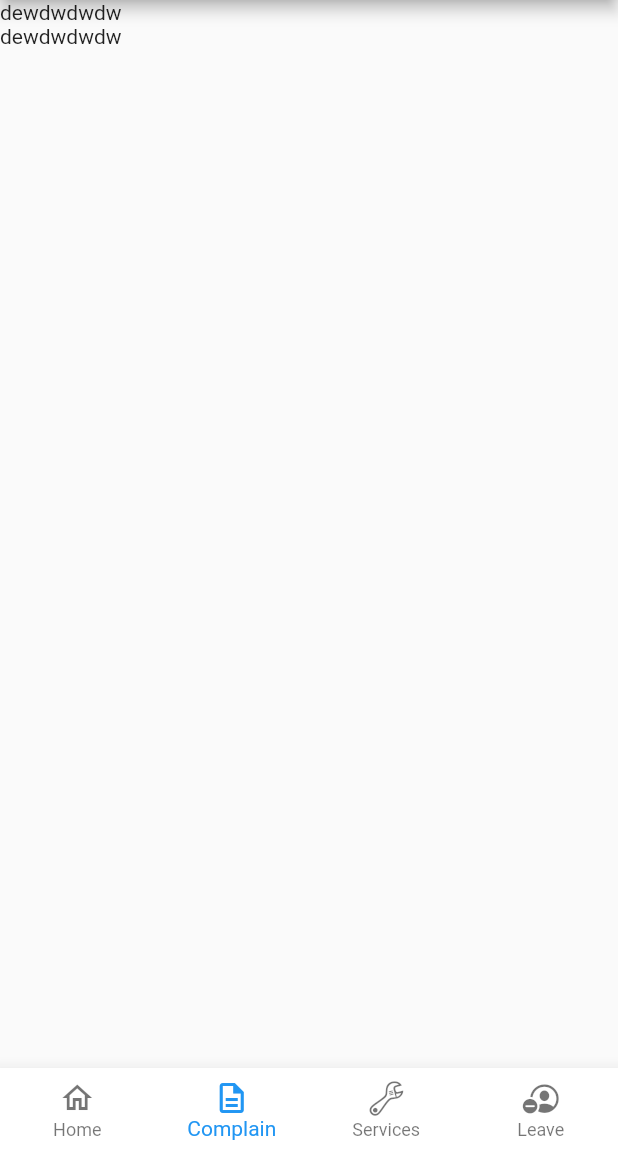
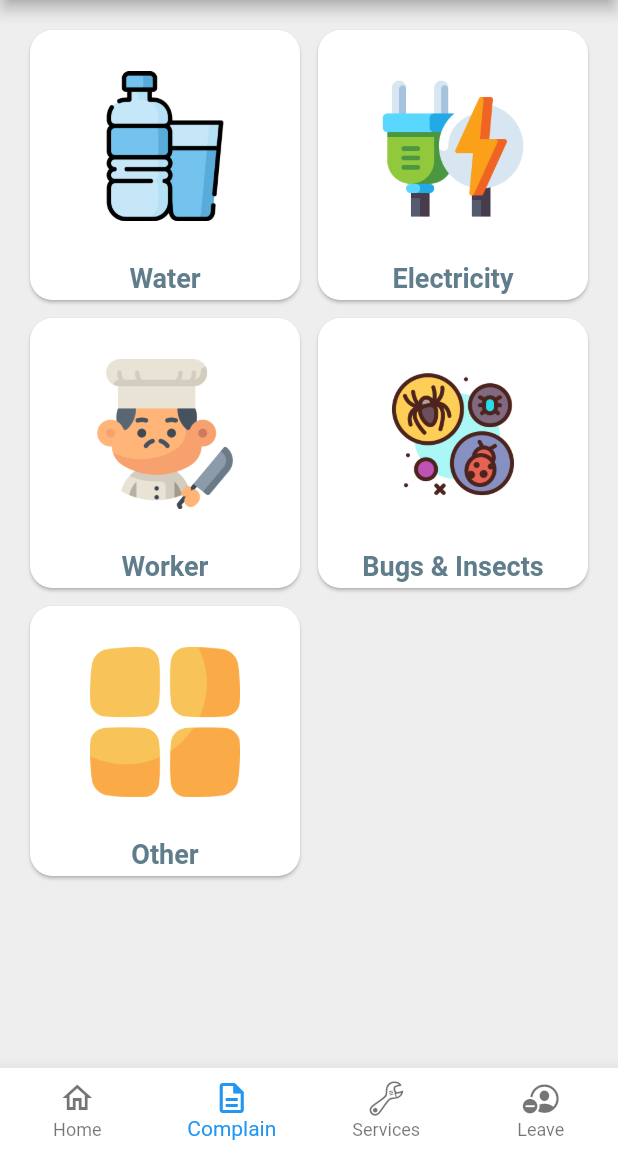
Before and after one commit to ishitgami/HostelApplication, a Flutter app: the screen it shows after launch, item 2 of the bottom bar chosen, on a phone screen of 412 x 824 dp, the part 84-1236 px from its top. Run offline on Flutter 3.47's test engine with Material 2 defaults, Android fonts, the phone set to English and light mode, and no system bars; our stand-ins replace bloc, flutter_bloc, font_awesome_flutter.

Commit message:
design complain/services screen

```diff
--- a/lib/presentation/router/route.dart
+++ b/lib/presentation/router/route.dart
@@ -30,7 +30,7 @@ class Routes {
             builder: (context) => const RegistrationScreen());
 
       case adminDashbordScreenRoute:
-        return MaterialPageRoute(builder: (context) => AdminDashbordScreen());
+        return MaterialPageRoute(builder: (context) => const AdminDashbordScreen());
 
       default:
         return MaterialPageRoute(
--- a/lib/presentation/screen/admin/AdmincomplainScreen.dart
+++ b/lib/presentation/screen/admin/AdmincomplainScreen.dart
@@ -9,21 +9,70 @@ class AdminComplainScreen extends StatefulWidget {
 }
 
 class _AdminComplainScreenState extends State<AdminComplainScreen> {
+   List<String> images = [
+    'assets/images/water-bottle.png',
+    'assets/images/electrical-energy.png',
+    'assets/images/chef.png',
+    'assets/images/insects.png',
+    'assets/images/other.png'
+  ];
+  List<String> imagesText = [
+    'Water',
+    'Electricity',
+    'Worker',
+    'Bugs & Insects',
+    'Other'
+  ];
   @override
   Widget build(BuildContext context) {
     return Scaffold(
+      backgroundColor: Colors.grey[200],
        appBar: AppBar(
         title: const Text('Complain'),
       ),
       drawer: const AdminDrawer(),
-      body: SingleChildScrollView(
-        child: Column(
-          children: const [
-             Text('dewdwdwdw'),
-               Text('dewdwdwdw'),
-          ],
-        )
+      body:  Container(
+        padding: const EdgeInsets.all(16.0),
+        child: GridView.builder(
+          itemCount: images.length,
+          gridDelegate: const SliverGridDelegateWithFixedCrossAxisCount(
+            crossAxisCount: 2,
+            crossAxisSpacing: 4.0,
+            mainAxisSpacing: 4.0,
+          ),
+          itemBuilder: (BuildContext context, int index) {
+            return Card(
+              shape: RoundedRectangleBorder(
+                borderRadius: BorderRadius.circular(15.0),
+              ),
+              color: Colors.white,
+              elevation: 1,
+              child: Column(
+                children: [
+                  Expanded(
+                    child: Image.asset(
+                      images[index],
+                      height: 100,
+                      width: 100,
+                    ),
+                  ),
+                  SizedBox(
+                    height: 25,
+                    child: Text(
+                      textAlign: TextAlign.center,
+                      imagesText[index].toString(),
+                      style: const TextStyle(
+                          fontWeight: FontWeight.bold,
+                          fontSize: 18,
+                          color: Colors.blueGrey),
+                    ),
+                  ),
+                ],
+              ),
+            );
+          },
         ),
+      ),
     );
   }
 }
```
Also changed, not shown: lib/presentation/screen/admin/AdminServices.dart (+57 -7 lines), assets/images/bath.png (added), assets/images/chef.png (added), assets/images/dinner.png (added), assets/images/electrical-energy.png (added), assets/images/insects.png (added), assets/images/other.png (added), assets/images/room.png (added), assets/images/thunderbolt.png (added), assets/images/water-bottle.png (added).
